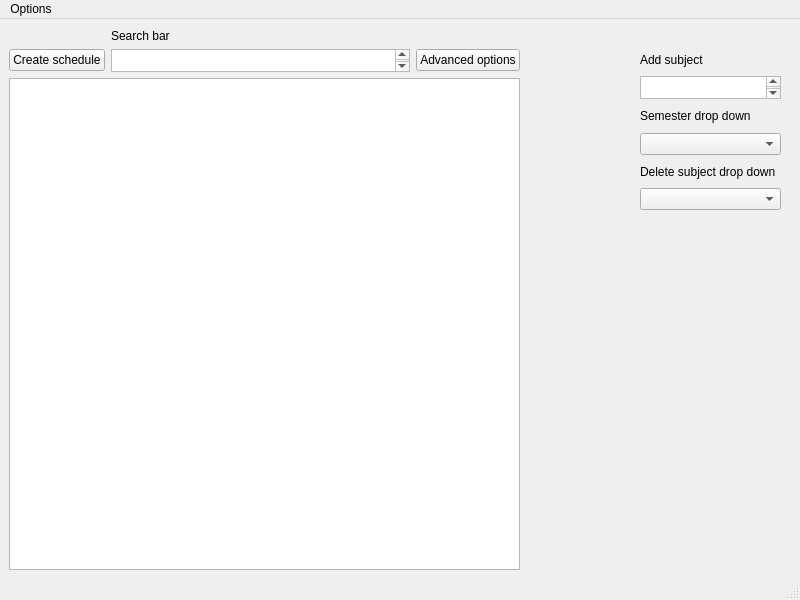
Qt form week_planer.ui (NikolaiES/UIB_Week_Planner) before a commit.
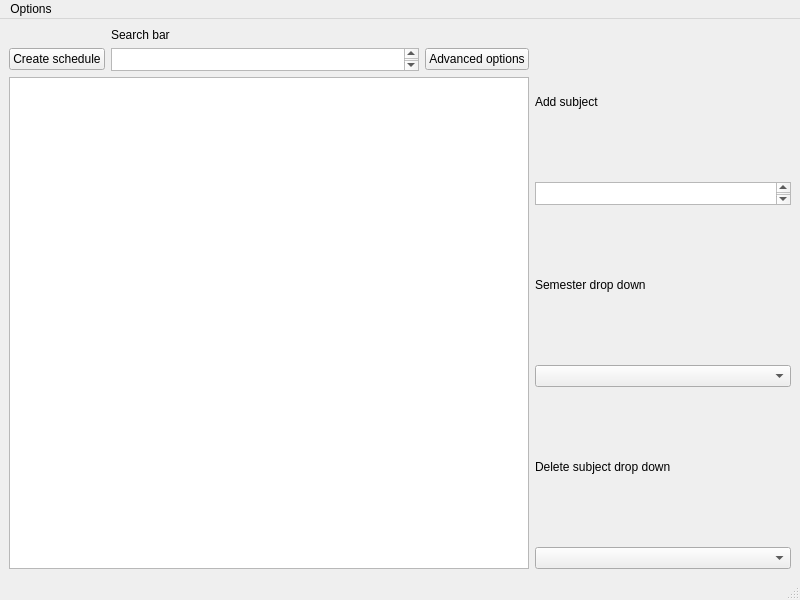
The same form after that commit.

Commit message: Switched from pallet to Qdarkstyle for dark mode, fixed a bug in relation to Qdarkstyle

```diff
--- a/week_planer.ui
+++ b/week_planer.ui
@@ -27,15 +27,11 @@
    <string>MainWindow</string>
   </property>
   <widget class="QWidget" name="centralwidget">
-   <widget class="QWidget" name="gridLayoutWidget">
-    <property name="geometry">
-     <rect>
-      <x>9</x>
-      <y>10</y>
-      <width>511</width>
-      <height>541</height>
-     </rect>
+   <layout class="QGridLayout" name="gridLayout_4" columnstretch="21,0">
+    <property name="sizeConstraint">
+     <enum>QLayout::SetNoConstraint</enum>
     </property>
+    <item row="0" column="0">
     <layout class="QGridLayout" name="gridLayout">
      <item row="1" column="1">
       <widget class="QPlainTextEdit" name="search_bar">
@@ -81,17 +77,15 @@
       <widget class="QTableView" name="tableView"/>
      </item>
     </layout>
-   </widget>
-   <widget class="QWidget" name="gridLayoutWidget_2">
-    <property name="geometry">
-     <rect>
-      <x>640</x>
-      <y>30</y>
-      <width>141</width>
-      <height>161</height>
-     </rect>
-    </property>
-    <layout class="QGridLayout" name="gridLayout_2">
+    </item>
+    <item row="0" column="1">
+     <layout class="QGridLayout" name="gridLayout_2" rowstretch="0,0,0,0,0,0,0" columnstretch="0">
+      <property name="sizeConstraint">
+       <enum>QLayout::SetMaximumSize</enum>
+      </property>
+      <property name="bottomMargin">
+       <number>0</number>
+      </property>
      <item row="4" column="0">
       <widget class="QComboBox" name="semester_drop_down_box"/>
      </item>
@@ -130,7 +124,8 @@
       </widget>
      </item>
     </layout>
-   </widget>
+    </item>
+   </layout>
   </widget>
   <widget class="QMenuBar" name="menubar">
    <property name="geometry">
```
Left out of the diff: 2 changed lines with no effect on the pictures. Lines whose indentation alone changed are shown as unchanged. The commit also changes 1 other file.
